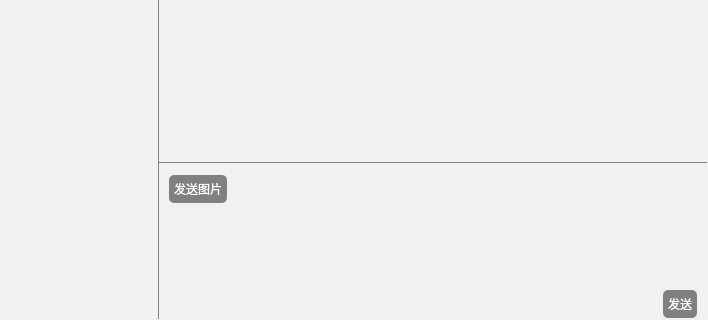
The window that AllChatClient/mainwindow.ui (siju-m/AllChat) describes before a commit, drawn with Qt 5; both pictures show x 92 to 800 and y 280 to 600 of the 800 by 600 pixel window.
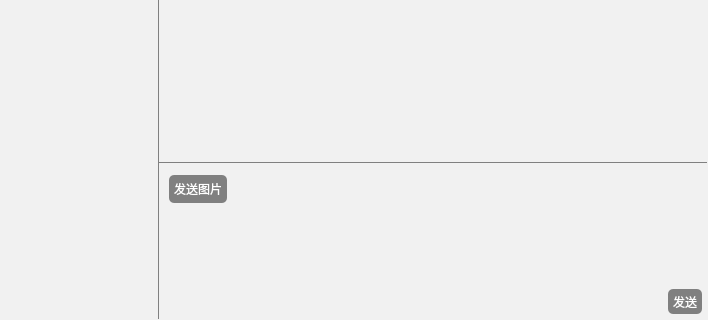
The same window after the commit. Icons and pictures are not drawn. Custom widgets are drawn as their Qt base class.

```diff
--- a/AllChatClient/mainwindow.ui
+++ b/AllChatClient/mainwindow.ui
@@ -920,10 +920,10 @@
                    <number>0</number>
                   </property>
                   <property name="rightMargin">
-                   <number>10</number>
+                   <number>5</number>
                   </property>
                   <property name="bottomMargin">
-                   <number>0</number>
+                   <number>5</number>
                   </property>
                   <item>
                    <spacer name="horizontalSpacer_2">
```
